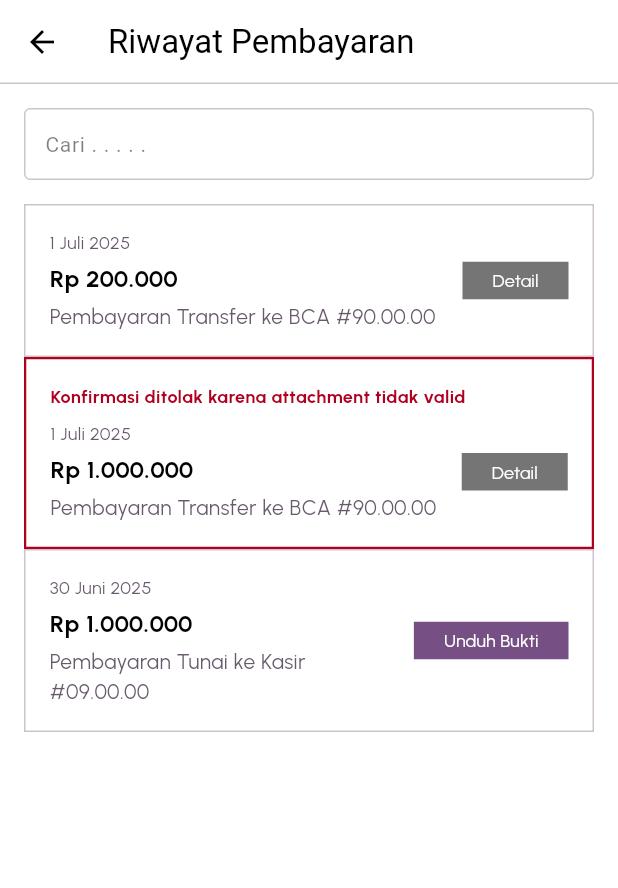
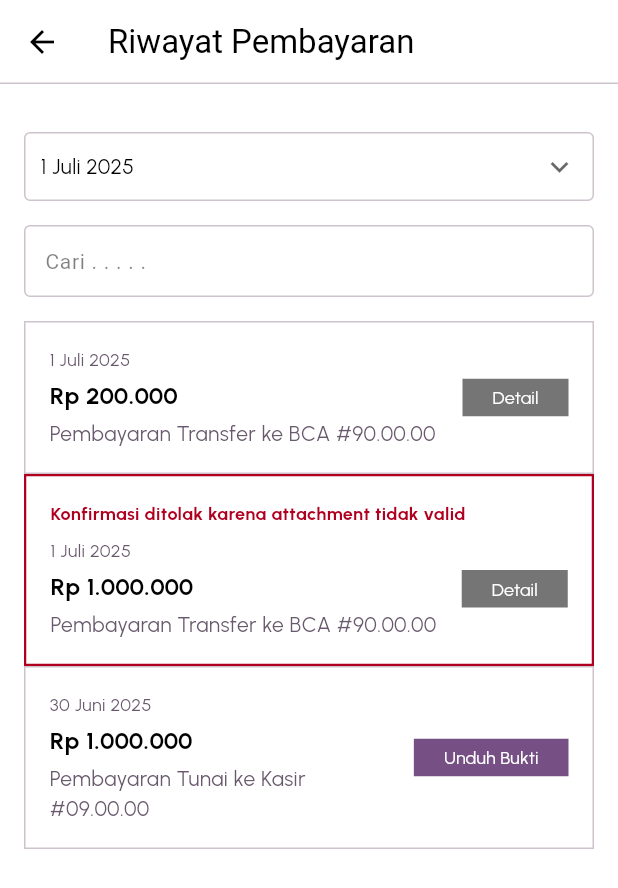
Before and after one commit to s1mpleBoy29/sekolahpro, a Flutter app: the RiwayatPembayaran screen opened by its route, on a phone screen of 412 x 824 dp. Shown: the top 888 px of the screen. Run offline on Flutter 3.47's test engine with Material 3 defaults, Android fonts, the phone set to English and light mode, and no system bars; our stand-ins replace cached_network_image, flutter_svg, intl_phone_field, lottie, lucide_icons, package_info_plus and 1 more; accounts and stored records are empty.

Commit message:
update-riwayat-pembayaran #7

```diff
--- a/lib/presentation/keuangan/riwayat_pembayaran.dart
+++ b/lib/presentation/keuangan/riwayat_pembayaran.dart
@@ -2,6 +2,7 @@ import 'package:flutter/material.dart';
 import 'package:guardian_app/core/app_export.dart';
 import 'package:guardian_app/presentation/keuangan/widgets/transaction_history_card.dart';
 import 'package:guardian_app/widgets/search_card.dart';
+import 'package:guardian_app/widgets/dropdown_card.dart';
 
 class RiwayatPembayaran extends StatefulWidget {
   const RiwayatPembayaran({super.key});
@@ -42,6 +43,7 @@ class _RiwayatPembayaranState extends State<RiwayatPembayaran> {
   ];
 
   List<Map<String, dynamic>> _filteredTransactions = [];
+  String _currentDate = '1 Juli 2025';
 
   @override
   void initState() {
@@ -89,6 +91,15 @@ class _RiwayatPembayaranState extends State<RiwayatPembayaran> {
           padding: const EdgeInsets.fromLTRB(16.0, 16.0, 16.0, 0),
           child: Column(
             children: [
+              Padding(
+                padding: const EdgeInsets.symmetric(vertical: 8.0),
+                child: DropdownCard(
+                  message: _currentDate,
+                  onTap: () {
+                    print('Lanjut ke filter tanggal');
+                  }, //Ke filter tanggal
+                ),
+              ),
               SearchCard(controller: _searchController),
               const SizedBox(height: 8.0),
               Expanded(
--- a/lib/presentation/pembayaran/bayarsatu.dart
+++ b/lib/presentation/pembayaran/bayarsatu.dart
@@ -6,7 +6,7 @@ import 'package:guardian_app/presentation/pembayaran/widgets/instruction_card.da
 import 'package:guardian_app/presentation/pembayaran/widgets/payment_steps.dart';
 import 'package:guardian_app/presentation/pembayaran/widgets/due_card_small.dart';
 import 'package:guardian_app/widgets/search_card.dart';
-import 'package:guardian_app/presentation/pembayaran/widgets/dropdown_card.dart';
+import 'package:guardian_app/widgets/dropdown_card.dart';
 import 'package:guardian_app/presentation/pilihanak/pilihanak.dart';
 
 class BayarSatuScreen extends StatefulWidget {
@@ -143,7 +143,7 @@ class _BayarSatuState extends State<BayarSatuScreen> {
                     Padding(
                       padding: const EdgeInsets.symmetric(vertical: 8.0),
                       child: DropdownCard(
-                        studentName: _currentStudentName,
+                        message: _currentStudentName,
                         onTap: () {
                           _navigateToAnakScreen();
                         },
--- a/lib/presentation/pembayaran/widgets/dropdown_card.dart
+++ b/lib/widgets/dropdown_card.dart
@@ -2,18 +2,20 @@ import 'package:flutter/material.dart';
 import 'package:guardian_app/core/app_export.dart';
 
 class DropdownCard extends StatelessWidget {
-  final String studentName;
+  final String message;
   final VoidCallback onTap;
 
   const DropdownCard({
     super.key,
-    required this.studentName,
+    required this.message,
     required this.onTap,
   });
 
   @override
   Widget build(BuildContext context) {
     return InkWell(
+      highlightColor: Colors.transparent,
+      splashColor: Colors.transparent,
       onTap: onTap,
       borderRadius: BorderRadius.circular(4.0),
       child: Container(
@@ -27,7 +29,7 @@ class DropdownCard extends StatelessWidget {
           mainAxisAlignment: MainAxisAlignment.spaceBetween,
           children: [
             Text(
-              studentName,
+              message,
               style: TextStyle(
                 fontSize: 14,
                 color: theme.colorScheme.onSurface,
```
